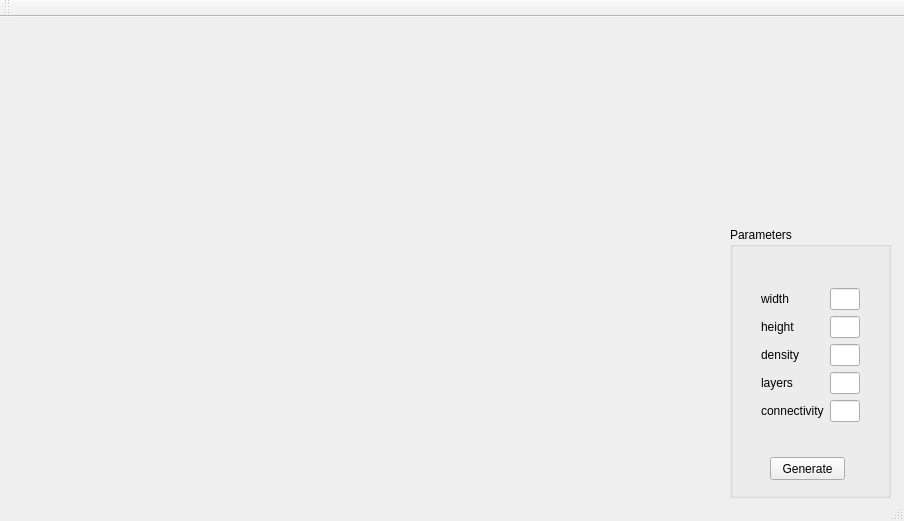
ostelaymetaule/dynamicstructures, file code/testcase/mainwindow.ui: the form before one commit.
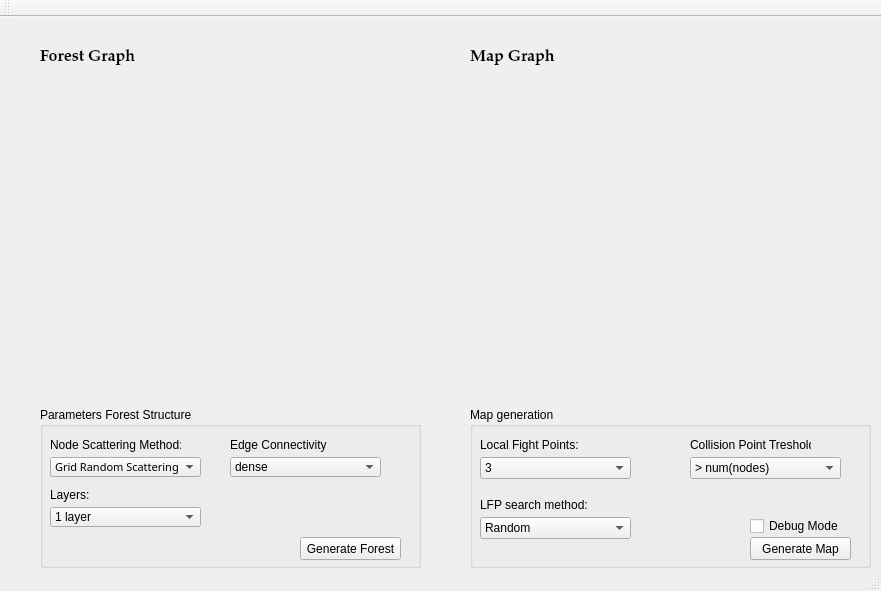
The form after the commit.

The edit to the form file:
```diff
--- a/code/testcase/mainwindow.ui
+++ b/code/testcase/mainwindow.ui
@@ -6,8 +6,8 @@
    <rect>
     <x>0</x>
     <y>0</y>
-    <width>904</width>
-    <height>521</height>
+    <width>881</width>
+    <height>591</height>
    </rect>
   </property>
   <property name="windowTitle">
@@ -17,89 +17,399 @@
    <widget class="QGroupBox" name="groupBox">
     <property name="geometry">
      <rect>
-      <x>730</x>
-      <y>210</y>
+      <x>40</x>
+      <y>390</y>
+      <width>381</width>
+      <height>161</height>
+     </rect>
+    </property>
+    <property name="title">
+     <string>Parameters Forest Structure</string>
+    </property>
+    <widget class="QPushButton" name="btnGenerateForest">
+     <property name="geometry">
+      <rect>
+       <x>260</x>
+       <y>130</y>
+       <width>101</width>
+       <height>23</height>
+      </rect>
+     </property>
+     <property name="text">
+      <string>Generate Forest</string>
+     </property>
+    </widget>
+    <widget class="QComboBox" name="cmbScatteringType">
+     <property name="geometry">
+      <rect>
+       <x>10</x>
+       <y>50</y>
+       <width>151</width>
+       <height>20</height>
+      </rect>
+     </property>
+     <property name="font">
+      <font>
+       <family>Minion Pro Cond</family>
+       <pointsize>8</pointsize>
+       <weight>9</weight>
+       <italic>false</italic>
+       <bold>false</bold>
+      </font>
+     </property>
+     <property name="styleSheet">
+      <string>font: 75 8pt &quot;Minion Pro Cond&quot;;</string>
+     </property>
+     <item>
+      <property name="text">
+       <string>Grid Random Scattering</string>
+      </property>
+     </item>
+     <item>
+      <property name="text">
+       <string>Clustered Random Scattering</string>
+      </property>
+     </item>
+    </widget>
+    <widget class="QLabel" name="label_8">
+     <property name="geometry">
+      <rect>
+       <x>10</x>
+       <y>30</y>
+       <width>131</width>
+       <height>16</height>
+      </rect>
+     </property>
+     <property name="text">
+      <string>Node Scattering Method:</string>
+     </property>
+    </widget>
+    <widget class="QLabel" name="label_9">
+     <property name="geometry">
+      <rect>
+       <x>10</x>
+       <y>80</y>
+       <width>131</width>
+       <height>16</height>
+      </rect>
+     </property>
+     <property name="text">
+      <string>Layers:</string>
+     </property>
+    </widget>
+    <widget class="QComboBox" name="cmbLayers">
+     <property name="geometry">
+      <rect>
+       <x>10</x>
+       <y>100</y>
+       <width>151</width>
+       <height>20</height>
+      </rect>
+     </property>
+     <property name="styleSheet">
+      <string>font: 75 8pt &quot;Minion Pro Cond&quot;;</string>
+     </property>
+     <item>
+      <property name="text">
+       <string>1 layer</string>
+      </property>
+     </item>
+     <item>
+      <property name="text">
+       <string>2 layers</string>
+      </property>
+     </item>
+     <item>
+      <property name="text">
+       <string>3 layers</string>
+      </property>
+     </item>
+     <item>
+      <property name="text">
+       <string>4 layers</string>
+      </property>
+     </item>
+     <item>
+      <property name="text">
+       <string>5 layers</string>
+      </property>
+     </item>
+     <item>
+      <property name="text">
+       <string>6 layers</string>
+      </property>
+     </item>
+    </widget>
+    <widget class="QLabel" name="label_10">
+     <property name="geometry">
+      <rect>
+       <x>190</x>
+       <y>30</y>
+       <width>131</width>
+       <height>16</height>
+      </rect>
+     </property>
+     <property name="text">
+      <string>Edge Connectivity</string>
+     </property>
+    </widget>
+    <widget class="QComboBox" name="cmbConnectivity">
+     <property name="geometry">
+      <rect>
+       <x>190</x>
+       <y>50</y>
+       <width>151</width>
+       <height>20</height>
+      </rect>
+     </property>
+     <property name="styleSheet">
+      <string>font: 75 8pt &quot;Minion Pro Cond&quot;;</string>
+     </property>
+     <item>
+      <property name="text">
+       <string>dense</string>
+      </property>
+     </item>
+     <item>
+      <property name="text">
+       <string>medium</string>
+      </property>
+     </item>
+     <item>
+      <property name="text">
+       <string>sparse </string>
+      </property>
+     </item>
+    </widget>
+   </widget>
+   <widget class="QWidget" name="parent_forest_widget" native="true">
+    <property name="geometry">
+     <rect>
+      <x>40</x>
+      <y>60</y>
+      <width>381</width>
+      <height>321</height>
+     </rect>
+    </property>
+   </widget>
+   <widget class="QWidget" name="parent_map_widget" native="true">
+    <property name="geometry">
+     <rect>
+      <x>470</x>
+      <y>60</y>
+      <width>401</width>
+      <height>321</height>
+     </rect>
+    </property>
+   </widget>
+   <widget class="QLabel" name="label_6">
+    <property name="geometry">
+     <rect>
+      <x>40</x>
+      <y>30</y>
       <width>161</width>
-      <height>271</height>
+      <height>21</height>
      </rect>
     </property>
+    <property name="font">
+     <font>
+      <family>Palatino Linotype</family>
+      <pointsize>12</pointsize>
+      <weight>75</weight>
+      <bold>true</bold>
+     </font>
+    </property>
+    <property name="text">
+     <string>Forest Graph</string>
+    </property>
+   </widget>
+   <widget class="QLabel" name="label_7">
+    <property name="geometry">
+     <rect>
+      <x>470</x>
+      <y>30</y>
+      <width>161</width>
+      <height>21</height>
+     </rect>
+    </property>
+    <property name="font">
+     <font>
+      <family>Palatino Linotype</family>
+      <pointsize>12</pointsize>
+      <weight>75</weight>
+      <bold>true</bold>
+     </font>
+    </property>
+    <property name="text">
+     <string>Map Graph</string>
+    </property>
+   </widget>
+   <widget class="QGroupBox" name="groupBox_2">
+    <property name="geometry">
+     <rect>
+      <x>470</x>
+      <y>390</y>
+      <width>401</width>
+      <height>161</height>
+     </rect>
+    </property>
     <property name="title">
-     <string>Parameters</string>
+     <string>Map generation</string>
     </property>
-    <widget class="QPushButton" name="btnGenerate">
+    <widget class="QCheckBox" name="chkDebug">
      <property name="geometry">
       <rect>
-       <x>40</x>
-       <y>230</y>
-       <width>75</width>
+       <x>280</x>
+       <y>110</y>
+       <width>91</width>
+       <height>18</height>
+      </rect>
+     </property>
+     <property name="text">
+      <string>Debug Mode</string>
+     </property>
+    </widget>
+    <widget class="QPushButton" name="btnGenerateMap">
+     <property name="geometry">
+      <rect>
+       <x>280</x>
+       <y>130</y>
+       <width>101</width>
        <height>23</height>
       </rect>
      </property>
      <property name="text">
-      <string>Generate</string>
+      <string>Generate Map</string>
      </property>
     </widget>
-    <widget class="QWidget" name="formLayoutWidget">
+    <widget class="QComboBox" name="cmbNumFightPoints">
      <property name="geometry">
       <rect>
-       <x>20</x>
+       <x>10</x>
        <y>50</y>
+       <width>151</width>
+       <height>22</height>
+      </rect>
+     </property>
+     <item>
+      <property name="text">
+       <string>3 </string>
+      </property>
+     </item>
+     <item>
+      <property name="text">
+       <string>4</string>
+      </property>
+     </item>
+     <item>
+      <property name="text">
+       <string>5</string>
+      </property>
+     </item>
+     <item>
+      <property name="text">
+       <string>6</string>
+      </property>
+     </item>
+     <item>
+      <property name="text">
+       <string>7</string>
+      </property>
+     </item>
+     <item>
+      <property name="text">
+       <string>8</string>
+      </property>
+     </item>
+     <item>
+      <property name="text">
+       <string>9</string>
+      </property>
+     </item>
+     <item>
+      <property name="text">
+       <string>10</string>
+      </property>
+     </item>
+    </widget>
+    <widget class="QLabel" name="label">
+     <property name="geometry">
+      <rect>
+       <x>10</x>
+       <y>30</y>
+       <width>111</width>
+       <height>16</height>
+      </rect>
+     </property>
+     <property name="text">
+      <string>Local Fight Points:</string>
+     </property>
+    </widget>
+    <widget class="QComboBox" name="cmbLFPMethod">
+     <property name="geometry">
+      <rect>
+       <x>10</x>
+       <y>110</y>
+       <width>151</width>
+       <height>22</height>
+      </rect>
+     </property>
+     <item>
+      <property name="text">
+       <string>Random</string>
+      </property>
+     </item>
+     <item>
+      <property name="text">
+       <string>Find Clusters</string>
+      </property>
+     </item>
+     <item>
+      <property name="text">
+       <string>Find Symmetry</string>
+      </property>
+     </item>
+    </widget>
+    <widget class="QLabel" name="label_2">
+     <property name="geometry">
+      <rect>
+       <x>10</x>
+       <y>90</y>
+       <width>111</width>
+       <height>16</height>
+      </rect>
+     </property>
+     <property name="text">
+      <string>LFP search method:</string>
+     </property>
+    </widget>
+    <widget class="QLabel" name="label_3">
+     <property name="geometry">
+      <rect>
+       <x>220</x>
+       <y>30</y>
        <width>121</width>
-       <height>171</height>
+       <height>16</height>
       </rect>
      </property>
-     <layout class="QFormLayout" name="formLayout">
-      <item row="0" column="1">
-       <widget class="QLineEdit" name="lineEdit"/>
-      </item>
-      <item row="0" column="0">
-       <widget class="QLabel" name="label">
-        <property name="text">
-         <string>width</string>
-        </property>
-       </widget>
-      </item>
-      <item row="1" column="0">
-       <widget class="QLabel" name="label_2">
-        <property name="text">
-         <string>height</string>
-        </property>
-       </widget>
-      </item>
-      <item row="1" column="1">
-       <widget class="QLineEdit" name="lineEdit_2"/>
-      </item>
-      <item row="2" column="1">
-       <widget class="QLineEdit" name="lineEdit_3"/>
-      </item>
-      <item row="2" column="0">
-       <widget class="QLabel" name="label_3">
-        <property name="text">
-         <string>density</string>
-        </property>
-       </widget>
-      </item>
-      <item row="3" column="1">
-       <widget class="QLineEdit" name="lineEdit_4"/>
-      </item>
-      <item row="3" column="0">
-       <widget class="QLabel" name="label_4">
-        <property name="text">
-         <string>layers</string>
-        </property>
-       </widget>
-      </item>
-      <item row="4" column="1">
-       <widget class="QLineEdit" name="lineEdit_5"/>
-      </item>
-      <item row="4" column="0">
-       <widget class="QLabel" name="label_5">
-        <property name="text">
-         <string>connectivity</string>
-        </property>
-       </widget>
-      </item>
-     </layout>
+     <property name="text">
+      <string>Collision Point Treshold:</string>
+     </property>
+    </widget>
+    <widget class="QComboBox" name="cmbCPTreshold">
+     <property name="geometry">
+      <rect>
+       <x>220</x>
+       <y>50</y>
+       <width>151</width>
+       <height>22</height>
+      </rect>
+     </property>
+     <item>
+      <property name="text">
+       <string>&gt; num(nodes)</string>
+      </property>
+     </item>
     </widget>
    </widget>
   </widget>
```
